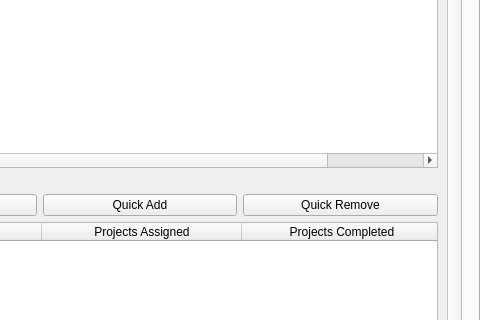
This is EDI/windowmaincontainer.ui in katietrom11392/EDI as Qt 5 draws it before an edit; both pictures show x 371 to 851 and y 277 to 597 of the 851 by 773 pixel window. The edited form follows.
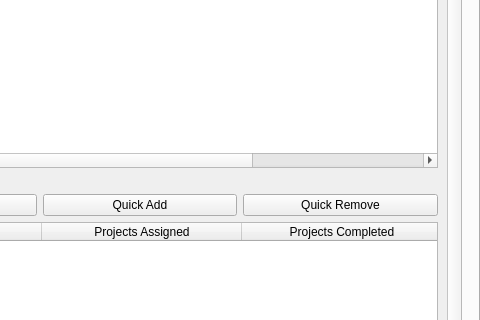
This is the edited form. The open tabs and pages were chosen to show the change. Icons and pictures are not drawn.

Commit message:
Username/password loading fix
The last merge was not displaying username's and passwords properly in the embedded DB. FIXED.

The edit to the form file:
```diff
--- a/EDI/windowmaincontainer.ui
+++ b/EDI/windowmaincontainer.ui
@@ -364,6 +364,11 @@
             <string>Password</string>
            </property>
           </column>
+          <column>
+           <property name="text">
+            <string>Team</string>
+           </property>
+          </column>
          </widget>
         </item>
         <item row="3" column="2">
```
The commit also changes 1 other file.
